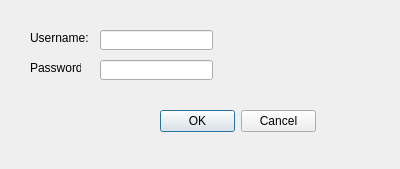
Old version of the form logindg.ui in the repository Slyther/SlytherAirlines.
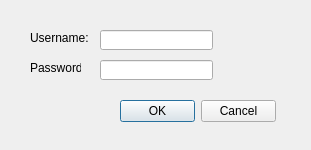
New version of the form.

```diff
--- a/logindg.ui
+++ b/logindg.ui
@@ -6,8 +6,8 @@
    <rect>
     <x>0</x>
     <y>0</y>
-    <width>400</width>
-    <height>169</height>
+    <width>311</width>
+    <height>150</height>
    </rect>
   </property>
   <property name="windowTitle">
@@ -17,8 +17,8 @@
    <widget class="QDialogButtonBox" name="buttonBox">
     <property name="geometry">
      <rect>
-      <x>160</x>
-      <y>110</y>
+      <x>120</x>
+      <y>100</y>
       <width>156</width>
       <height>23</height>
      </rect>
@@ -26,6 +26,9 @@
     <property name="standardButtons">
      <set>QDialogButtonBox::Cancel|QDialogButtonBox::Ok</set>
     </property>
+    <property name="centerButtons">
+     <bool>false</bool>
+    </property>
    </widget>
    <widget class="QLineEdit" name="lineEdit">
     <property name="geometry">
```
